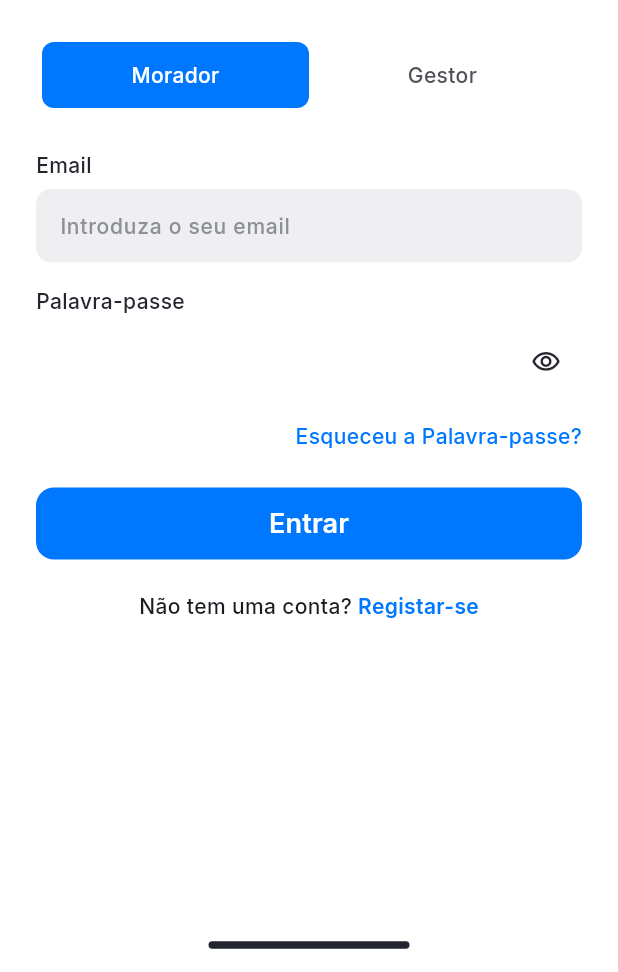
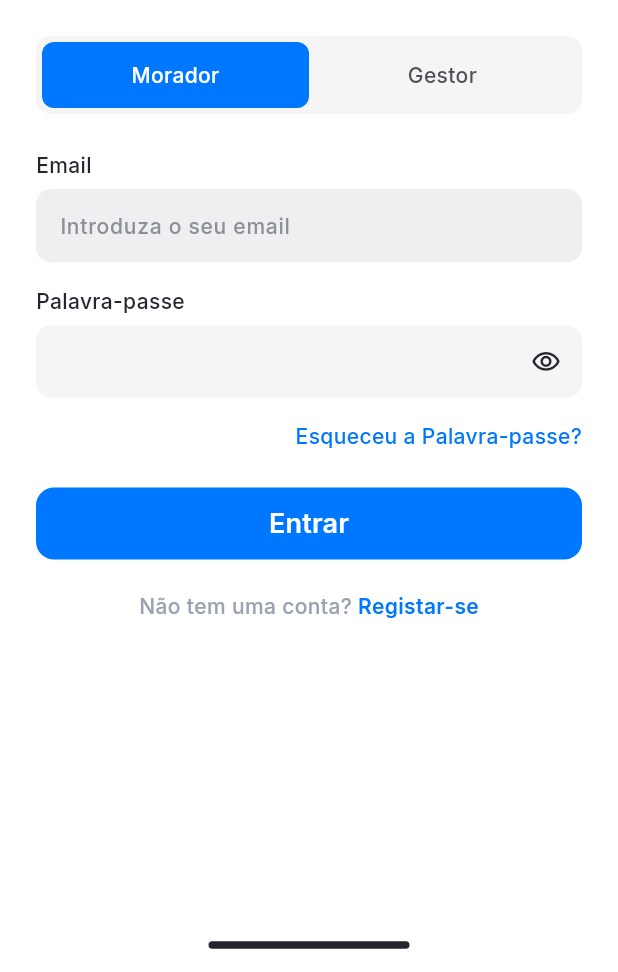
Before and after one commit to gustavocaraciolo/ConGest, a Flutter app: the screen it shows after launch, after a tap on the "visibility off" icon, on a phone screen of 412 x 824 dp, the part 264-1236 px from its top. Run offline on Flutter 3.47's test engine with Material 3 defaults, Android fonts, the phone set to English and light mode, and no system bars; our stand-ins replace google_fonts, qr_flutter, share_plus.

Commit message:
fix: Add missing colors, fix API compatibility issues
- Add missing colors to AppColors (background, inputBackground, cardDark, etc.)
- Fix share_plus API usage (Share.share instead of SharePlus.instance.share)
- Fix qr_flutter shapes (use square instead of roundedRect)
- Fix success_popup.dart to not use old StatusBadge API
- Create social_login_button.dart widget

Co-Authored-By: Claude Opus 4.5 <noreply@anthropic.com>

```diff
--- a/lib/app/theme/app_colors.dart
+++ b/lib/app/theme/app_colors.dart
@@ -29,4 +29,29 @@ class AppColors {
   static const Color accentPink = Color(0xFFEC4899);
   static const Color accentIndigo = Color(0xFF6366F1);
   static const Color accentAmber = Color(0xFFF59E0B);
+
+  // Legacy colors (for compatibility)
+  static const Color background = Color(0xFFFAFAFA);
+  static const Color cardBackground = Color(0xFFF8F8F8);
+  static const Color successLight = Color(0xFF00C566);
+  static const Color errorDark = Color(0xFFFF0A36);
+  static const Color progressBackground = Color(0xFFEFEFF1);
+  static const Color overlayBackground = Color(0x80111111);
+  static const Color placeholderColor = Color(0xFFCECECE);
+  static const Color inputBackground = Color(0xFFF5F5F5);
+  static const Color inputBorder = Color(0xFFF2F2F2);
+  static const Color textHint = Color(0xFF98A2B3);
+
+  // Home screen colors
+  static const Color textMuted = Color(0xFFA7A8AC);
+  static const Color cardDark = Color(0xFF202020);
+  static const Color sectionBackground = Color(0xFFF7F7F7);
+  static const Color shadowLight = Color(0x0F000000);
+  static const Color dribbblePink = Color(0xFFEA4C89);
+  static const Color navyBlue = Color(0xFF1E3A8A);
+
+  // Profile/Settings colors
+  static const Color danger = Color(0xFFFF2424);
+  static const Color toggleInactive = Color(0xFFE5E7EB);
+  static const Color settingsDivider = Color(0xFFF6F6F6);
 }
--- a/lib/features/invoices/invoice_pdf_screen.dart
+++ b/lib/features/invoices/invoice_pdf_screen.dart
@@ -187,10 +187,8 @@ class InvoicePdfScreen extends StatelessWidget {
   }
 
   void _shareInvoice(BuildContext context) {
-    SharePlus.instance.share(
-      ShareParams(
-        text: 'Factura $invoiceId - $description\nValor: 45.000 Kz\nConGest - Gestão de Condomínio',
-      ),
+    Share.share(
+      'Factura $invoiceId - $description\nValor: 45.000 Kz\nConGest - Gestão de Condomínio',
     );
   }
 }
```
Also changed, not shown: lib/features/visitors/visitor_qr_screen.dart (+5 -6 lines), lib/shared/widgets/social_login_button.dart (added, +88 -0 lines), lib/shared/widgets/success_popup.dart (+9 -6 lines), .claude/settings.local.json (added), pubspec.lock, 5 other files.
